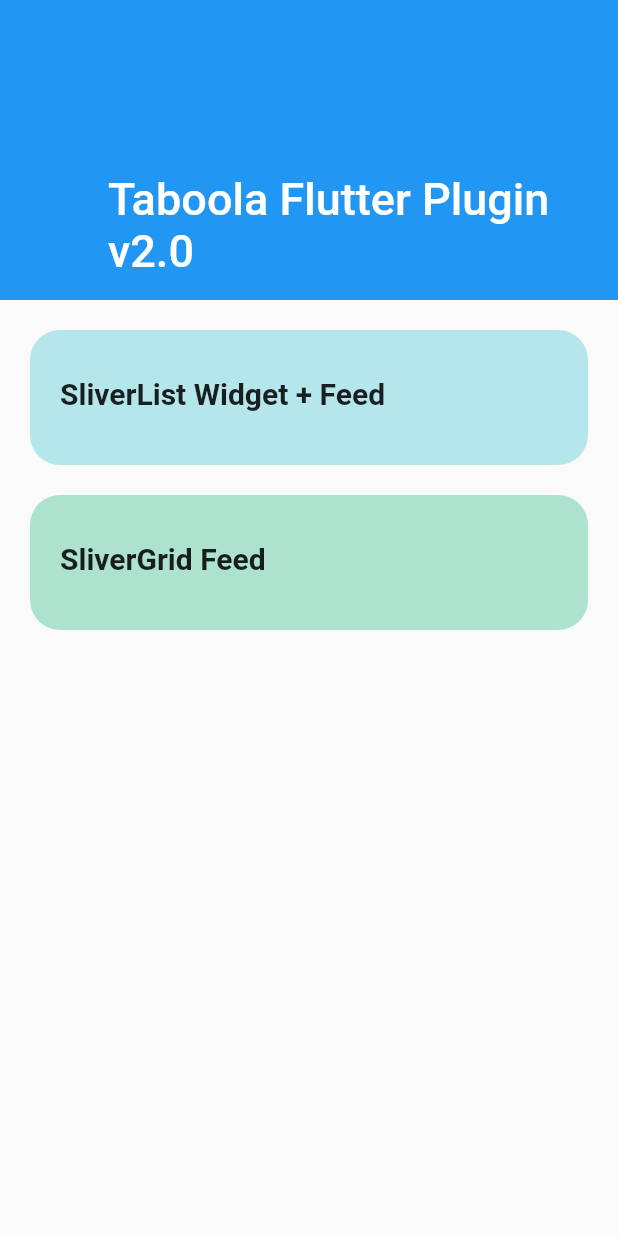
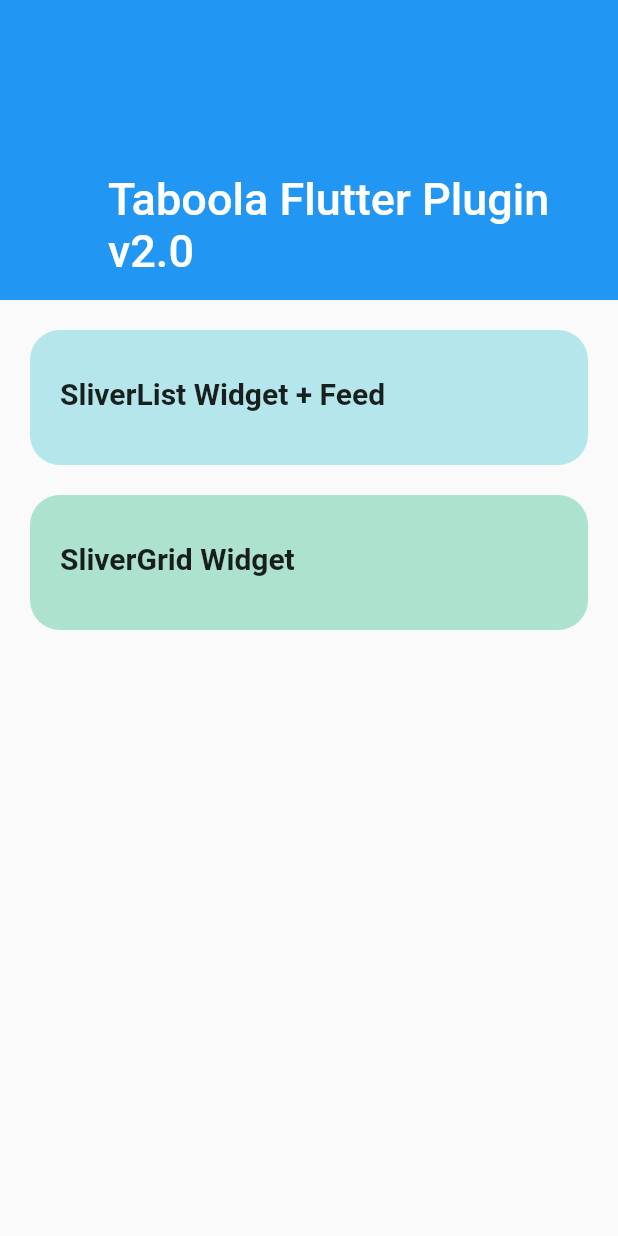
Before and after one commit to taboola/taboola-flutter-example, a Flutter app: the screen it shows after launch, on a phone screen of 412 x 824 dp. Run offline on Flutter 3.47's test engine with Material 2 defaults, Android fonts, the phone set to English and light mode, and no system bars; missing offline and left inert: taboola_sdk.

Commit message:
Add grid view

```diff
--- a/lib/data/menu_items.dart
+++ b/lib/data/menu_items.dart
@@ -11,9 +11,9 @@ class MenuItemRepository {
           routeName: '/customscrollviewfeedAndWidget',
         ),
         MenuItemModel(
-          title: 'SliverGrid Feed',
+          title: 'SliverGrid Widget',
           itemColor: AppColors.green,
-          routeName: '/customscrollviewfeed',
+          routeName: '/customscrollviewWidget',
         ),
       ];
 }
--- a/lib/main.dart
+++ b/lib/main.dart
@@ -1,5 +1,5 @@
 import 'package:flutter/material.dart';
-import 'package:taboola_flutter_example/pages/custom_scroll_view_page_feed.dart';
+import 'package:taboola_flutter_example/pages/custom_scroll_view_page_widget.dart';
 import 'package:taboola_flutter_example/pages/custom_scroll_view_page_feed_and_widget.dart';
 import 'package:taboola_flutter_example/widgets/menu_item.dart';
 
@@ -23,7 +23,7 @@ class MyApp extends StatelessWidget {
       initialRoute: '/',
       routes: {
         '/': (context) => MyHomePage(title: 'Flutter Demo Home Page'),
-        '/customscrollviewfeed': (context) => const CustomScrollViewPageFeed(),
+        '/customscrollviewWidget': (context) => const CustomScrollViewPageWidget(),
         '/customscrollviewfeedAndWidget': (context) => const CustomScrollViewPageFeedAndWidget(),
       },
     );
--- a/lib/pages/custom_scroll_view_page_feed_and_widget.dart
+++ b/lib/pages/custom_scroll_view_page_feed_and_widget.dart
@@ -58,7 +58,7 @@ class TaboolaWidgetsState extends State<TaboolaWidgets> {
 
     return Scaffold(
         appBar: AppBar(
-          title: Text("CustoScrollView with Feed"),
+          title: Text("Sliver List with Widget & Feed"),
         ),
         body: CustomScrollView(
           controller: shouldDisplayTaboolaFeed
@@ -99,7 +99,7 @@ class EmptyWidget extends StatelessWidget{
   @override
   Widget build(BuildContext context) {
 
-    return Container(color: Colors.green );
+    return Container(color: Colors.green, height: 10,);
   }
 
 }
--- a/lib/widgets/menu_item.dart
+++ b/lib/widgets/menu_item.dart
@@ -1,7 +1,7 @@
 import 'package:flutter/material.dart';
 
 import '../../../models/menu_item_model.dart';
-import '../pages/custom_scroll_view_page_feed.dart';
+import '../pages/custom_scroll_view_page_widget.dart';
 import '../pages/custom_scroll_view_page_feed_and_widget.dart';
 
 
```
Also changed, not shown: lib/pages/custom_scroll_view_page_feed.dart (deleted, +0 -70 lines), lib/pages/custom_scroll_view_page_widget.dart (added, +87 -0 lines).
